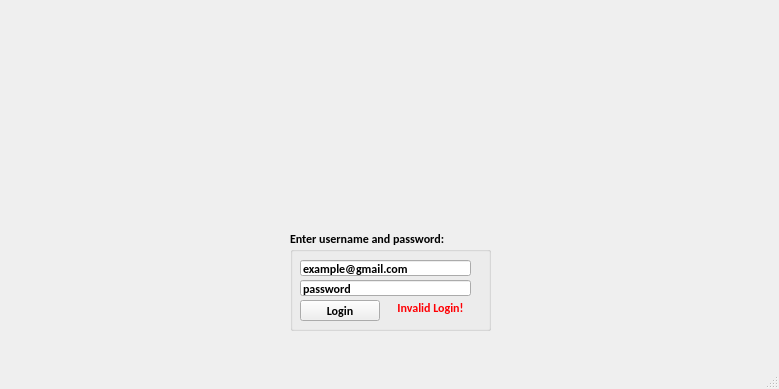
Above: QtCafeWorkforceManager/AuthWindow.ui from wreathe-unreal/CSIT314-Project before the change. Below: the same form after it.
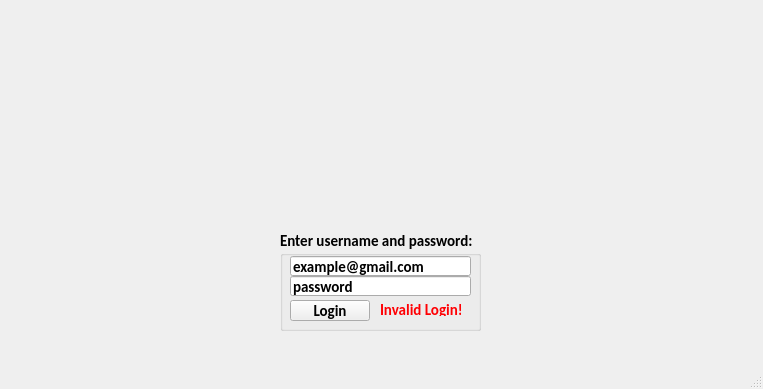
That is the form after the change. Icons and pictures are not drawn.

```diff
--- a/QtCafeWorkforceManager/AuthWindow.ui
+++ b/QtCafeWorkforceManager/AuthWindow.ui
@@ -6,7 +6,7 @@
    <rect>
     <x>0</x>
     <y>0</y>
-    <width>779</width>
+    <width>763</width>
     <height>389</height>
    </rect>
   </property>
@@ -17,7 +17,7 @@
    <widget class="QGroupBox" name="groupBox">
     <property name="geometry">
      <rect>
-      <x>290</x>
+      <x>280</x>
       <y>230</y>
       <width>201</width>
       <height>101</height>
@@ -26,6 +26,7 @@
     <property name="font">
      <font>
       <family>Calibri</family>
+      <pointsize>11</pointsize>
       <italic>false</italic>
       <bold>true</bold>
       <kerning>true</kerning>
@@ -34,18 +35,22 @@
     <property name="title">
      <string>Enter username and password:</string>
     </property>
+    <property name="flat">
+     <bool>false</bool>
+    </property>
     <widget class="QLineEdit" name="QLE_Username">
      <property name="geometry">
       <rect>
        <x>10</x>
-       <y>30</y>
-       <width>171</width>
-       <height>16</height>
+       <y>26</y>
+       <width>181</width>
+       <height>20</height>
       </rect>
      </property>
      <property name="font">
       <font>
        <family>Calibri</family>
+       <pointsize>11</pointsize>
        <italic>false</italic>
        <bold>true</bold>
        <kerning>true</kerning>
@@ -59,9 +64,9 @@
      <property name="geometry">
       <rect>
        <x>10</x>
-       <y>50</y>
-       <width>171</width>
-       <height>16</height>
+       <y>46</y>
+       <width>181</width>
+       <height>20</height>
       </rect>
      </property>
      <property name="text">
@@ -105,7 +110,7 @@
     <property name="geometry">
      <rect>
       <x>220</x>
-      <y>10</y>
+      <y>20</y>
       <width>311</width>
       <height>211</height>
      </rect>
```
Left out of the diff: 2 changed lines with no effect on the pictures.
